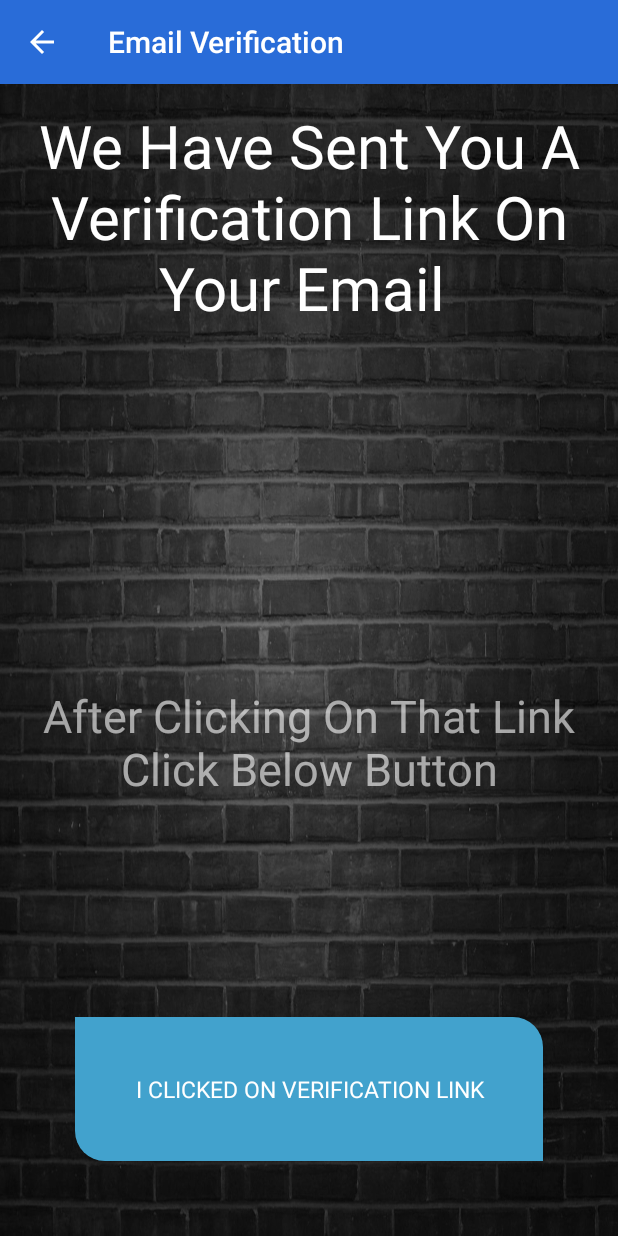
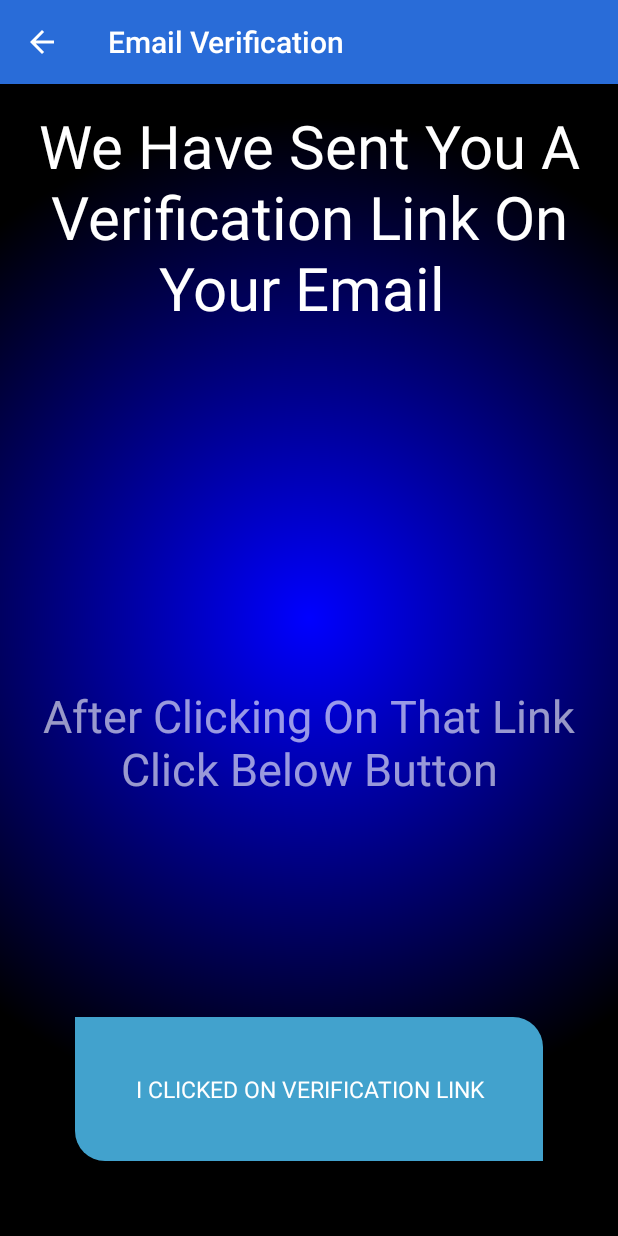
Before and after one commit to happysingh23828/HappyChat, an Android app: the Email_verification screen opened directly, with no data from a screen before it, on a phone screen of 412 x 824 dp. Run offline under Robolectric (Android 15) with nearby library versions, the phone set to English and light mode, and no system bars; our stand-ins replace Firebase (no records; nobody signed in at launch, a user with empty details on screens opened directly); Roboto replaces fonts that are not available here.

```diff
--- a/app/src/main/java/happysingh/thehappychat/AllUsers.java
+++ b/app/src/main/java/happysingh/thehappychat/AllUsers.java
@@ -53,7 +53,7 @@ public class AllUsers extends AppCompatActivity {
     ListView ls;
     RecyclerView userslist;
     DatabaseReference databaseReference;
-    FirebaseAuth mauth;
+    FirebaseAuth mauth = FirebaseAuth.getInstance();;
     EditText search_text;
     String searching_friend;
     ImageView search_btn;
@@ -71,8 +71,9 @@ public class AllUsers extends AppCompatActivity {
         setSupportActionBar(toolbar);
         getSupportActionBar().setDisplayHomeAsUpEnabled(true);
 
+
         // Setting  Firebase Database
-        mauth = FirebaseAuth.getInstance();
+
 
         databaseReference = FirebaseDatabase.getInstance().getReference().child("Users");
         databaseReference.keepSynced(true);
--- /dev/null
+++ b/app/src/main/res/drawable/background.xml
@@ -0,0 +1,9 @@
+<shape xmlns:android="http://schemas.android.com/apk/res/android" android:shape="rectangle" >
+    <gradient
+        android:type="radial"
+        android:centerX="50%"
+        android:centerY="50%"
+        android:startColor="#FF0000ff"
+        android:endColor="#FF000000"
+        android:gradientRadius="500"/>
+</shape>
--- a/app/src/main/res/layout/activity_email_verification.xml
+++ b/app/src/main/res/layout/activity_email_verification.xml
@@ -5,7 +5,7 @@
     android:layout_width="match_parent"
     android:layout_height="match_parent"
     tools:context="happysingh.thehappychat.Email_verification"
-    android:background="@drawable/bg_profilw">
+    android:background="@drawable/background">
     <include layout="@layout/tool_bar_my" android:id="@+id/email_verify_toolbar"/>
     <LinearLayout
         android:layout_width="match_parent"
--- a/app/src/main/res/layout/activity_login_page.xml
+++ b/app/src/main/res/layout/activity_login_page.xml
@@ -4,7 +4,7 @@
     xmlns:tools="http://schemas.android.com/tools"
     android:layout_width="match_parent"
     android:layout_height="match_parent"
-    android:background="@drawable/bg"
+    android:background="@drawable/background"
     tools:context="happysingh.thehappychat.login_page">
 
     <include layout="@layout/tool_bar_my" android:id="@+id/login_toolbar"/>
--- a/app/src/main/res/layout/activity_profile_.xml
+++ b/app/src/main/res/layout/activity_profile_.xml
@@ -4,7 +4,7 @@
     xmlns:tools="http://schemas.android.com/tools"
     android:layout_width="match_parent"
     android:layout_height="match_parent"
-    android:background="@drawable/bg_profilw"
+    android:background="@drawable/background"
     tools:context="happysingh.thehappychat.Profile_Activity">
 
 
--- a/app/src/main/res/layout/activity_setting.xml
+++ b/app/src/main/res/layout/activity_setting.xml
@@ -5,7 +5,7 @@
     android:layout_width="match_parent"
     android:layout_height="match_parent"
     tools:context="happysingh.thehappychat.SettingActivity"
-    android:background="@drawable/bg_status">
+    android:background="@drawable/background">
     <include layout="@layout/tool_bar_my" android:id="@+id/profile_tool"/>
     <LinearLayout
         android:layout_width="match_parent"
--- a/app/src/main/res/layout/activity_signup_page.xml
+++ b/app/src/main/res/layout/activity_signup_page.xml
@@ -3,7 +3,7 @@
     xmlns:tools="http://schemas.android.com/tools"
     android:layout_width="match_parent"
     android:layout_height="match_parent"
-    android:background="@drawable/bg"
+    android:background="@drawable/background"
     tools:context="happysingh.thehappychat.Signup_page">
 
 
--- a/app/src/main/res/layout/activity_splash_screen.xml
+++ b/app/src/main/res/layout/activity_splash_screen.xml
@@ -5,7 +5,7 @@
     android:layout_width="match_parent"
     android:layout_height="match_parent"
     tools:context="happysingh.thehappychat.Splash_screen"
-    android:background="@drawable/bg_splash"
+    android:background="@drawable/background"
 
     >
 
--- a/app/src/main/res/layout/activity_start_page.xml
+++ b/app/src/main/res/layout/activity_start_page.xml
@@ -5,7 +5,7 @@
     android:layout_width="match_parent"
     android:layout_height="match_parent"
     tools:context="happysingh.thehappychat.start_page"
-    android:background="@drawable/bg"
+    android:background="@drawable/background"
     >
 
     <LinearLayout
--- a/app/src/main/res/layout/activity_status_activity.xml
+++ b/app/src/main/res/layout/activity_status_activity.xml
@@ -5,7 +5,7 @@
     android:layout_width="match_parent"
     android:layout_height="match_parent"
     tools:context="happysingh.thehappychat.Status_activity"
-    android:background="@drawable/bg_chat">
+    android:background="@drawable/background">
 
 
     <include layout="@layout/tool_bar_my" android:id="@+id/status_tool"/>
--- a/app/src/main/res/layout/tool_bar_my.xml
+++ b/app/src/main/res/layout/tool_bar_my.xml
@@ -6,4 +6,7 @@
     android:background="@color/colorPrimaryDark"
     android:theme="@style/ThemeOverlay.AppCompat.Dark.ActionBar">
 
+
+
+
 </android.support.v7.widget.Toolbar>
--- a/build.gradle
+++ b/build.gradle
@@ -19,6 +19,9 @@ allprojects {
     repositories {
         google()
         jcenter()
+        maven {
+            url "https://maven.google.com" // Google's Maven repository
+        }
     }
 }
 
```
Also changed, not shown: app/build.gradle (+17 -13 lines).
